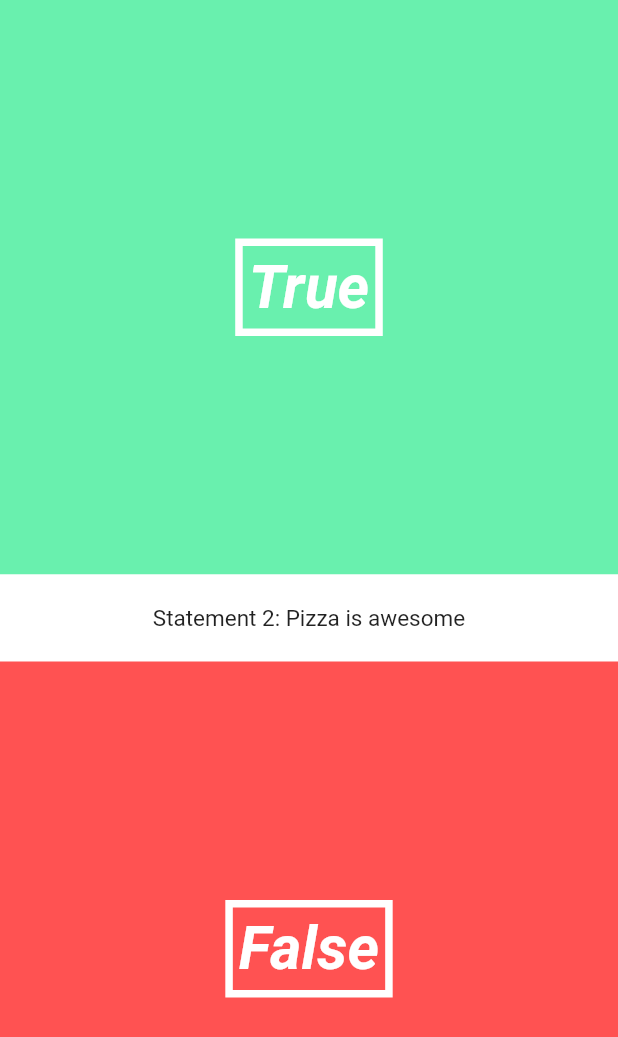
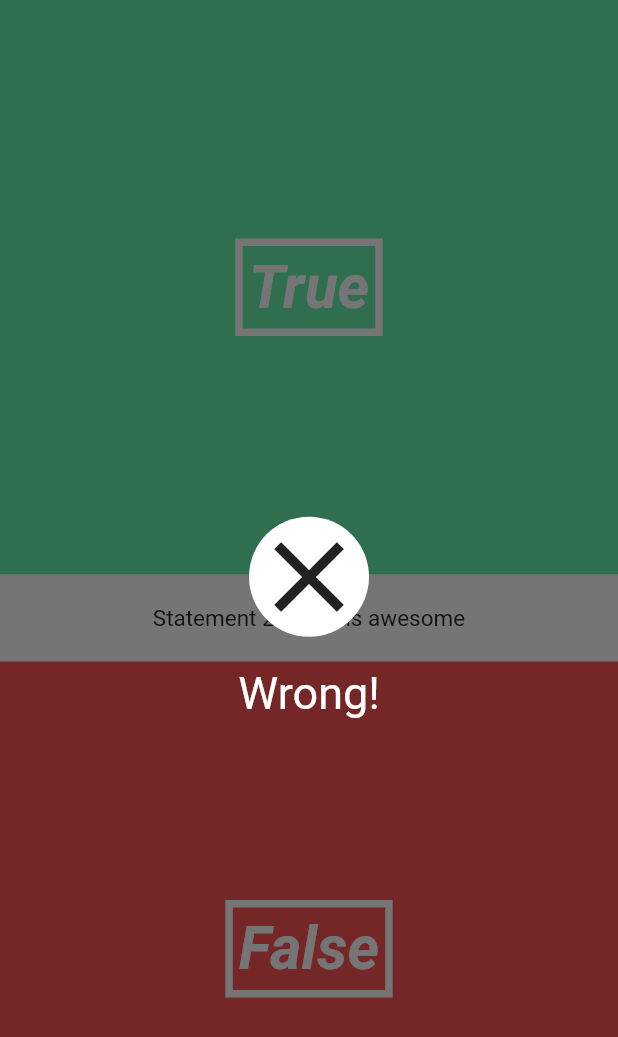
Before and after one commit to McSam27/flutter-quiz-app, a Flutter app: the screen it shows after launch, on a phone screen of 412 x 824 dp. Shown: the top 1037 px of the screen. Run offline on Flutter 3.47's test engine with Material 2 defaults, Android fonts, the phone set to English and light mode, and no system bars.

Commit message:
add answer overlay logic and styles.

```diff
--- a/lib/pages/quiz_page.dart
+++ b/lib/pages/quiz_page.dart
@@ -7,6 +7,7 @@ import '../utils/quiz.dart';
 // ui widget imports
 import '../ui/answer_button.dart';
 import '../ui/question_label.dart';
+import '../ui/answer_overlay.dart';
 
 // stateful widget that can be rebuilt with new data
 // can be used for feedback, animation, changing data,
@@ -27,6 +28,7 @@ class QuizPageState extends State<QuizPage> {
   Widget build(BuildContext context) {
     // Stack - places children on top of each other
     return new Stack(
+      fit: StackFit.expand,
       children: <Widget>[
         new Column(
           // main page
@@ -38,7 +40,8 @@ class QuizPageState extends State<QuizPage> {
             // false button
             new AnswerButton(false, () => print('false')),
           ],
-        )
+        ),
+        new AnswerOverlay(false),
       ],
     );
   }
--- a/lib/ui/answer_overlay.dart
+++ b/lib/ui/answer_overlay.dart
@@ -0,0 +1,41 @@
+import 'package:flutter/material.dart';
+
+class AnswerOverlay extends StatefulWidget {
+  final bool _isCorrect;
+
+  AnswerOverlay(this._isCorrect);
+
+  AnswerOverlayState createState() => AnswerOverlayState();
+}
+
+class AnswerOverlayState extends State<AnswerOverlay> {
+  @override
+  Widget build(BuildContext context) {
+    return new Material(
+      color: Colors.black54,
+      child: new InkWell(
+          onTap: () => print('you tapped the overlay'),
+          child: new Column(
+            mainAxisAlignment: MainAxisAlignment.center,
+            children: <Widget>[
+              new Container(
+                decoration: new BoxDecoration(
+                  color: Colors.white,
+                  shape: BoxShape.circle,
+                ),
+                child: new Icon(
+                    widget._isCorrect == true ? Icons.done : Icons.close,
+                    size: 80.0),
+              ),
+              new Padding(
+                padding: new EdgeInsets.only(bottom: 20.0),
+              ),
+              new Text(
+                widget._isCorrect == true ? "Correct!" : "Wrong!",
+                style: new TextStyle(color: Colors.white, fontSize: 30.0),
+              ),
+            ],
+          )),
+    );
+  }
+}
```
